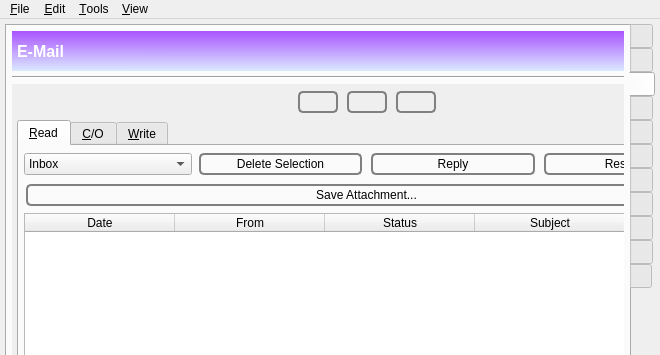
Before: the Qt Designer form branches/trunk/GoldBug-UI/spot-on-controlcenter.ui in textbrowser/spot-on, drawn with Qt 5; both pictures show x 0 to 660 and y 0 to 355 of the 660 by 800 pixel window.
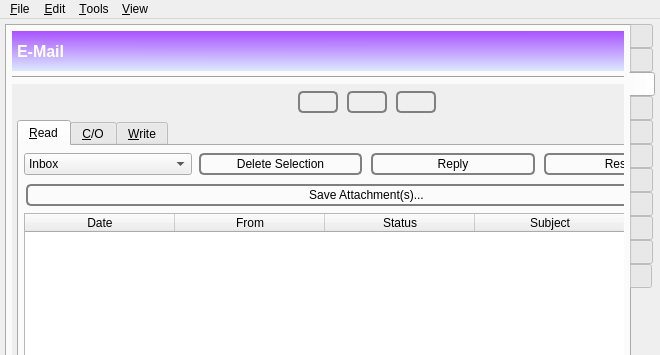
After: the same form once the commit is applied. The open tabs and pages were chosen to show the change. Icons and pictures are not drawn. Custom widgets are drawn as their Qt base class.

Commit message: Changed text on some widgets.

```diff
--- a/branches/trunk/GoldBug-UI/spot-on-controlcenter.ui
+++ b/branches/trunk/GoldBug-UI/spot-on-controlcenter.ui
@@ -1322,8 +1322,8 @@
             <rect>
              <x>0</x>
              <y>0</y>
-             <width>684</width>
-             <height>540</height>
+             <width>700</width>
+             <height>669</height>
             </rect>
            </property>
            <layout class="QVBoxLayout" name="verticalLayout_55">
@@ -1775,7 +1775,7 @@
  }</string>
                       </property>
                       <property name="text">
-                       <string>Save Attachment...</string>
+                       <string>Save Attachment(s)...</string>
                       </property>
                       <property name="icon">
                        <iconset resource="../Icons/icons.qrc">
```
Left out of the diff: 28 changed lines with no effect on the pictures.
